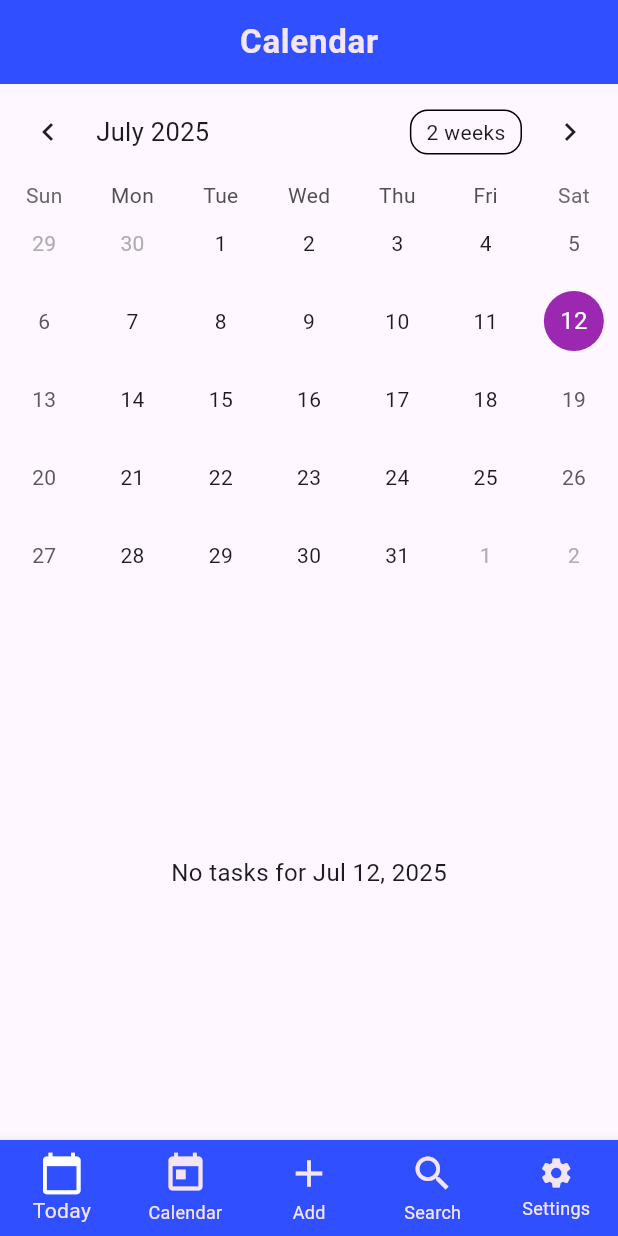
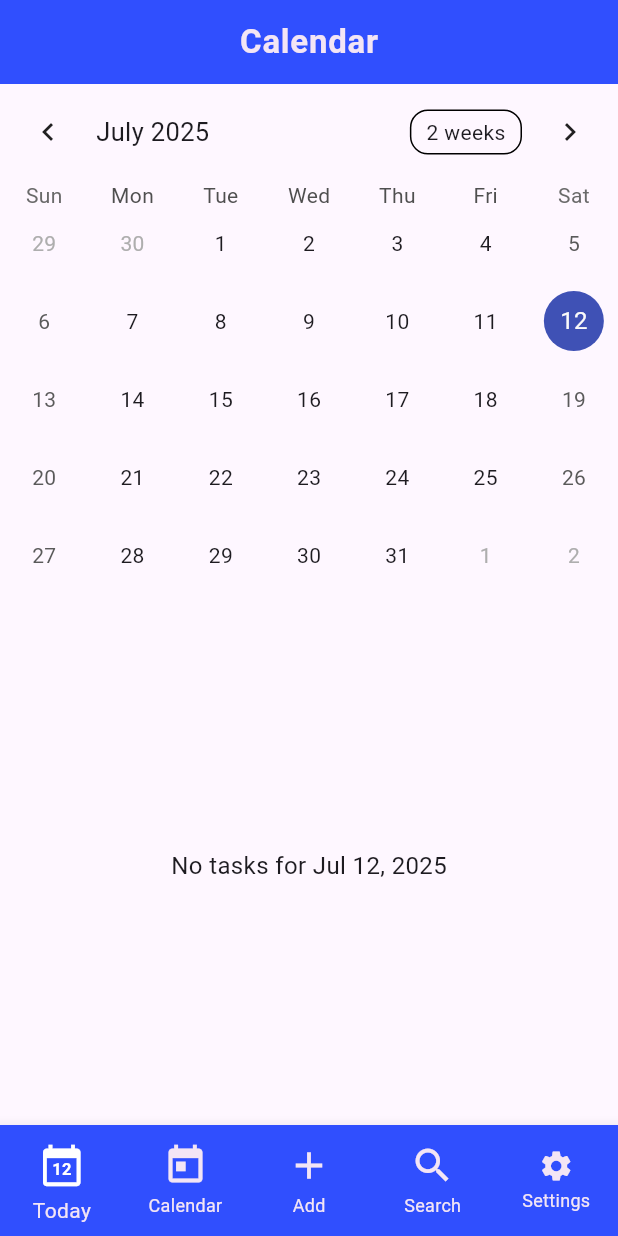
Before and after one commit to Jcruz525/Task-Tracker, a Flutter app: the CalendarPage screen opened by its route, on a phone screen of 412 x 824 dp. Run offline on Flutter 3.47's test engine with Material 3 defaults, Android fonts, the phone set to English and light mode, and no system bars; drawn by our look-alikes of table_calendar; our stand-ins replace cloud_firestore, equatable, firebase_auth, firebase_core, firebase_storage, flutter_bloc and 2 more; accounts and stored records are empty.

Commit message:
fixed issue with displaying current day

```diff
--- a/lib/Widgets/add_task_modal.dart
+++ b/lib/Widgets/add_task_modal.dart
@@ -139,7 +139,7 @@ class _AddTaskModalState extends State<AddTaskModal> {
                 value: _isRecurring,
                 onChanged: (val) => setState(() => _isRecurring = val),
                 activeColor: Colors.purple[50],
-                activeTrackColor: const Color.fromARGB(255, 21, 32, 21),
+                activeTrackColor: Colors.green[600],
                 inactiveThumbColor: Colors.purple[50],
                 inactiveTrackColor: Colors.grey[700],
               ),
--- a/lib/main.dart
+++ b/lib/main.dart
@@ -94,6 +94,7 @@ class _MainScaffoldState extends State<MainScaffold> {
     super.initState();
     final now = DateTime.now();
     _todayDay = now.day.toString();
+    print("Today is: $_todayDay");
     userId = FirebaseAuth.instance.currentUser!.uid;
   }
 
@@ -148,32 +149,45 @@ class _MainScaffoldState extends State<MainScaffold> {
         backgroundColor: Colors.indigoAccent[700],
         items: <BottomNavigationBarItem>[
           BottomNavigationBarItem(
-            icon: Stack(
-              clipBehavior: Clip.none,
+  icon: SizedBox(
+    width: 40,
+    height: 40,
+    child: Stack(
+      alignment: Alignment.center,
       children: [
-                const Icon(Icons.calendar_today, size: 30, color: Colors.white),
-                Positioned(
-                  top: 4.5,
-                  right: 3.5,
-                  child: Container(
-                    width: 22,
+        const Icon(
+          Icons.calendar_today,
+          size: 30,
+          color: Colors.white,
+        ),
+
+        Container(
+          width: 20,
+          height: 20,
           alignment: Alignment.center,
-                    padding: const EdgeInsets.all(4),
-                    decoration: const BoxDecoration(color: Colors.transparent),
+          decoration: const BoxDecoration(
+            color: Colors.transparent,
+          ),
+          child: FittedBox(
+            child: Padding(
+              padding: const EdgeInsets.only(top: 4.0),
               child: Text(
                 _todayDay,
-                      style: TextStyle(
-                        fontSize: 12,
+                style: const TextStyle(
+                  fontSize: 11,
                   fontWeight: FontWeight.bold,
-                        color: Colors.purple[50],
+                  color: Colors.white,
+                ),
               ),
             ),
           ),
         ),
       ],
     ),
+  ),
   label: 'Today',
 ),
+
           const BottomNavigationBarItem(
             backgroundColor: Colors.white,
             icon: Icon(
--- a/lib/screens/calendar_screen.dart
+++ b/lib/screens/calendar_screen.dart
@@ -80,7 +80,7 @@ class _CalendarPageState extends State<CalendarPage> {
                       shape: BoxShape.circle,
                     ),
                     selectedDecoration: BoxDecoration(
-                      color: Colors.purple,
+                      color: Colors.indigo,
                       shape: BoxShape.circle,
                     ),
                     markerDecoration: BoxDecoration(
```
Lines whose indentation alone changed are shown as unchanged.
